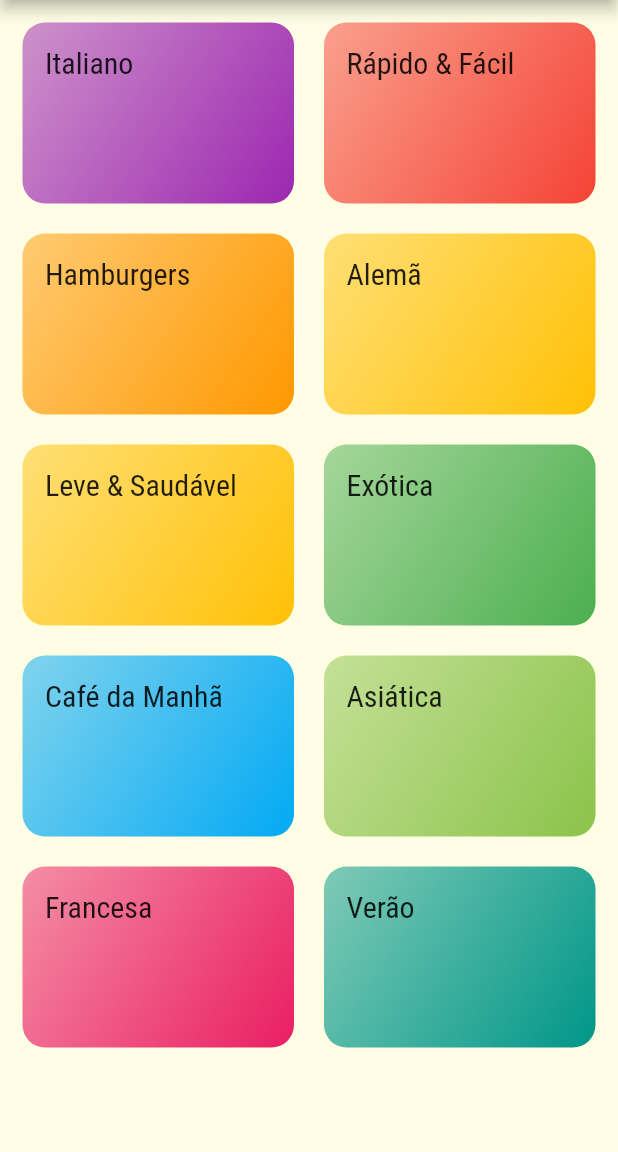
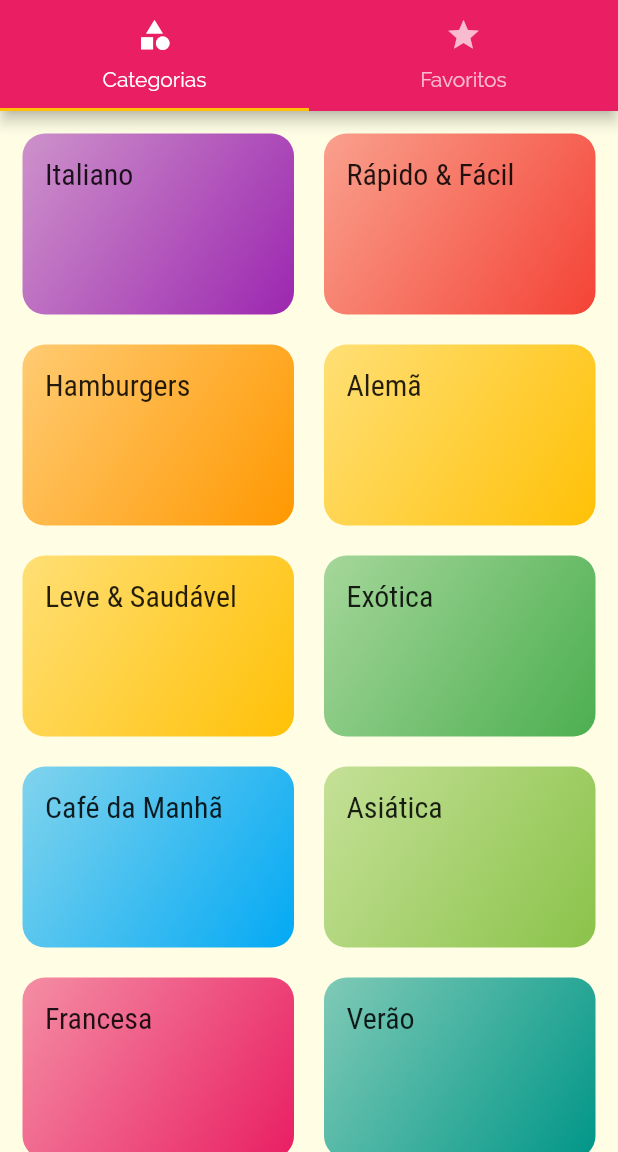
Before and after one commit to teilorbarcelos/flutter-foods, a Flutter app: the screen it shows after launch, on a phone screen of 412 x 824 dp, the part 84-1236 px from its top. Run offline on Flutter 3.47's test engine with Material 2 defaults, Android fonts, the light colour scheme and no system bars.

Commit message:
tabs screen with tab navigation added

```diff
--- a/lib/main.dart
+++ b/lib/main.dart
@@ -2,6 +2,7 @@
 import 'package:flutter_foods/screens/categories_foods_screen.dart';
 import 'package:flutter_foods/screens/categories_screen.dart';
 import 'package:flutter_foods/screens/food_detail_screen.dart';
+import 'package:flutter_foods/screens/tabs_screen.dart';
 import 'package:flutter_foods/utils/app_routes.dart';
 
 void main() => runApp(MyApp());
@@ -28,7 +29,7 @@
       ),
       initialRoute: '/',
       routes: {
-        AppRoutes.HOME: (context) => CategoriesScreen(),
+        AppRoutes.HOME: (context) => TabsScreen(),
         AppRoutes.CATEGORIES_FOODS: (context) => CategoriesFoodsScreen(),
         AppRoutes.FOOD_DETAIL: (context) => FoodDetailScreen(),
       },
--- a/lib/screens/categories_screen.dart
+++ b/lib/screens/categories_screen.dart
@@ -9,11 +9,7 @@
 
   @override
   Widget build(BuildContext context) {
-    return Scaffold(
-      appBar: AppBar(
-        title: Text('Vamos Cozinhar?'),
-      ),
-      body: GridView(
+    return GridView(
       padding: const EdgeInsets.all(15),
       gridDelegate: SliverGridDelegateWithMaxCrossAxisExtent(
         maxCrossAxisExtent: 200,
@@ -24,7 +20,6 @@
       children: DUMMY_CATEGORIES.map((category) {
         return CategoryItem(category: category);
       }).toList(),
-      ),
     );
   }
 }
--- /dev/null
+++ b/lib/screens/favorite_screen.dart
@@ -0,0 +1,14 @@
+import 'package:flutter/material.dart';
+import 'package:flutter/src/widgets/container.dart';
+import 'package:flutter/src/widgets/framework.dart';
+
+class FavoriteScreen extends StatelessWidget {
+  const FavoriteScreen({super.key});
+
+  @override
+  Widget build(BuildContext context) {
+    return Center(
+      child: Text('Minhas Refeições Favoritas!'),
+    );
+  }
+}
--- /dev/null
+++ b/lib/screens/tabs_screen.dart
@@ -0,0 +1,39 @@
+import 'package:flutter/material.dart';
+import 'package:flutter/src/widgets/container.dart';
+import 'package:flutter/src/widgets/framework.dart';
+import 'package:flutter_foods/screens/categories_screen.dart';
+import 'package:flutter_foods/screens/favorite_screen.dart';
+
+class TabsScreen extends StatelessWidget {
+  const TabsScreen({super.key});
+
+  @override
+  Widget build(BuildContext context) {
+    return DefaultTabController(
+      length: 2,
+      child: Scaffold(
+        appBar: AppBar(
+          title: Text('Vamos Cozinhar?'),
+          bottom: TabBar(
+            tabs: [
+              Tab(
+                icon: Icon(Icons.category),
+                text: 'Categorias',
+              ),
+              Tab(
+                icon: Icon(Icons.star),
+                text: 'Favoritos',
+              ),
+            ],
+          ),
+        ),
+        body: TabBarView(
+          children: [
+            CategoriesScreen(),
+            FavoriteScreen(),
+          ],
+        ),
+      ),
+    );
+  }
+}
```
Lines whose indentation alone changed are shown as unchanged.
